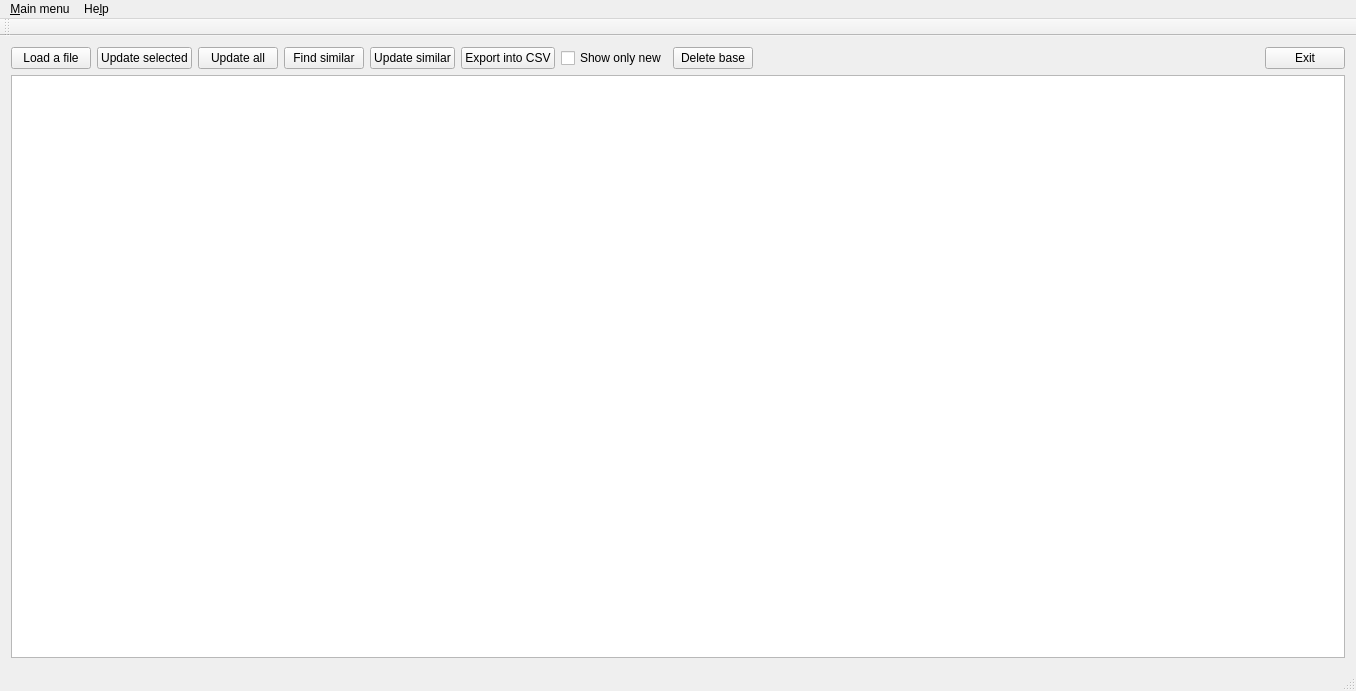
First picture: the form in app/mainwindow.ui, repository forGGe/fast-gys, before the edit.
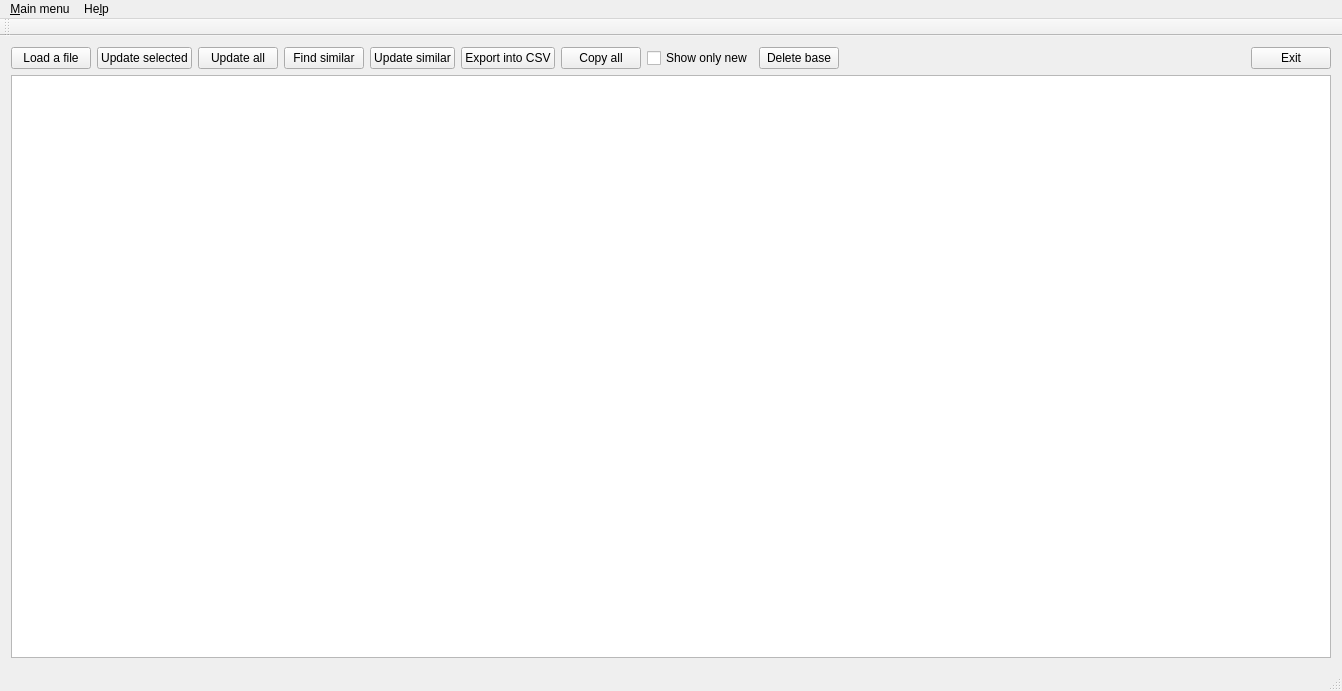
Second picture: the form after the edit.

Commit message: [#33] Added "Copy all" button

What changed in the file:
```diff
--- a/app/mainwindow.ui
+++ b/app/mainwindow.ui
@@ -103,6 +103,13 @@
         </property>
        </widget>
       </item>
+      <item>
+       <widget class="QPushButton" name="btnCopyAll">
+        <property name="text">
+         <string>Copy all</string>
+        </property>
+       </widget>
+      </item>
      </layout>
     </item>
     <item row="0" column="3">
@@ -115,7 +122,7 @@
       </property>
       <property name="sizeHint" stdset="0">
        <size>
-        <width>500</width>
+        <width>400</width>
         <height>20</height>
        </size>
       </property>
```
The commit also changes 4 other files.
